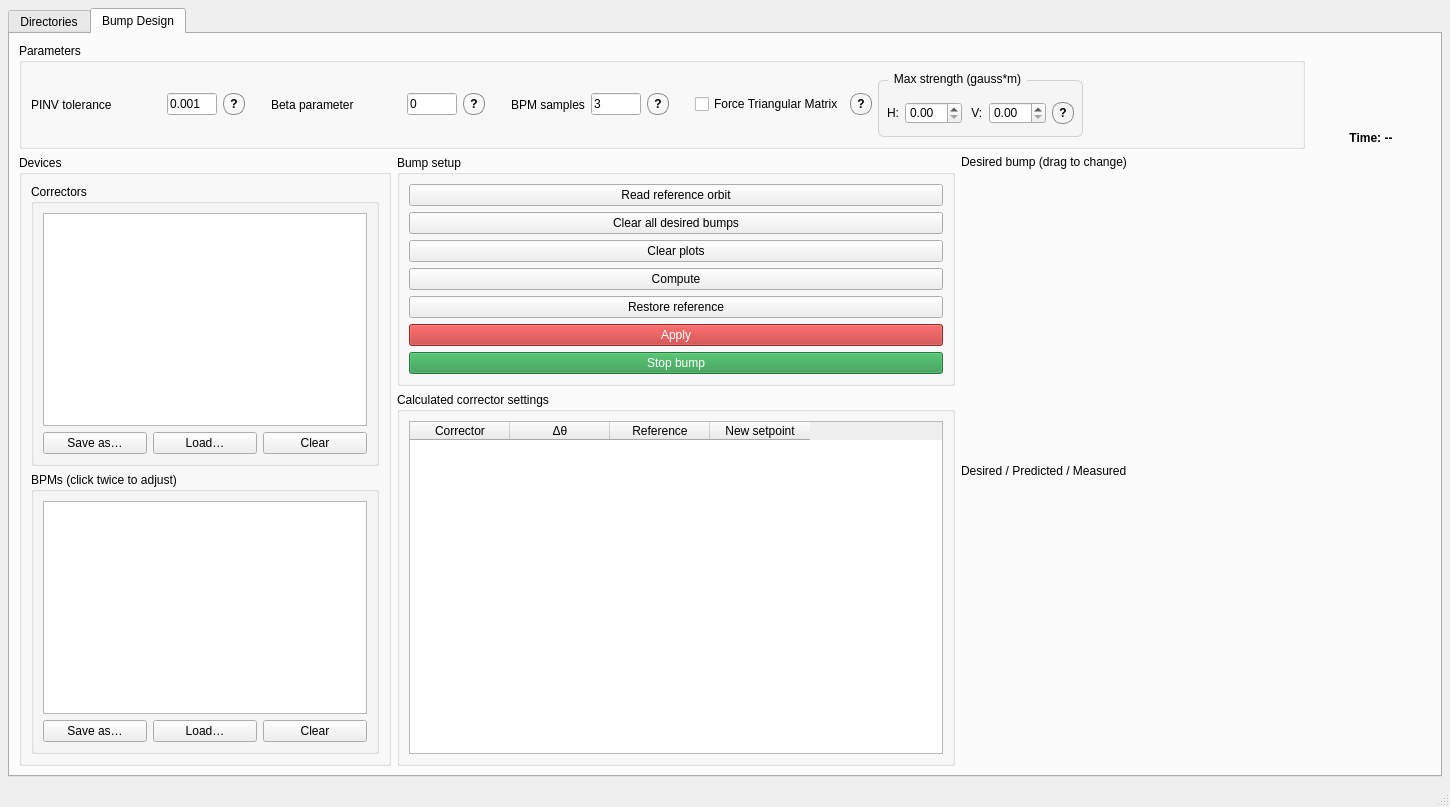
Above: UI files/BumpsApplication_GUI.ui from flight-simulator-framework/orbit-bump before the change. Below: the same form after it.
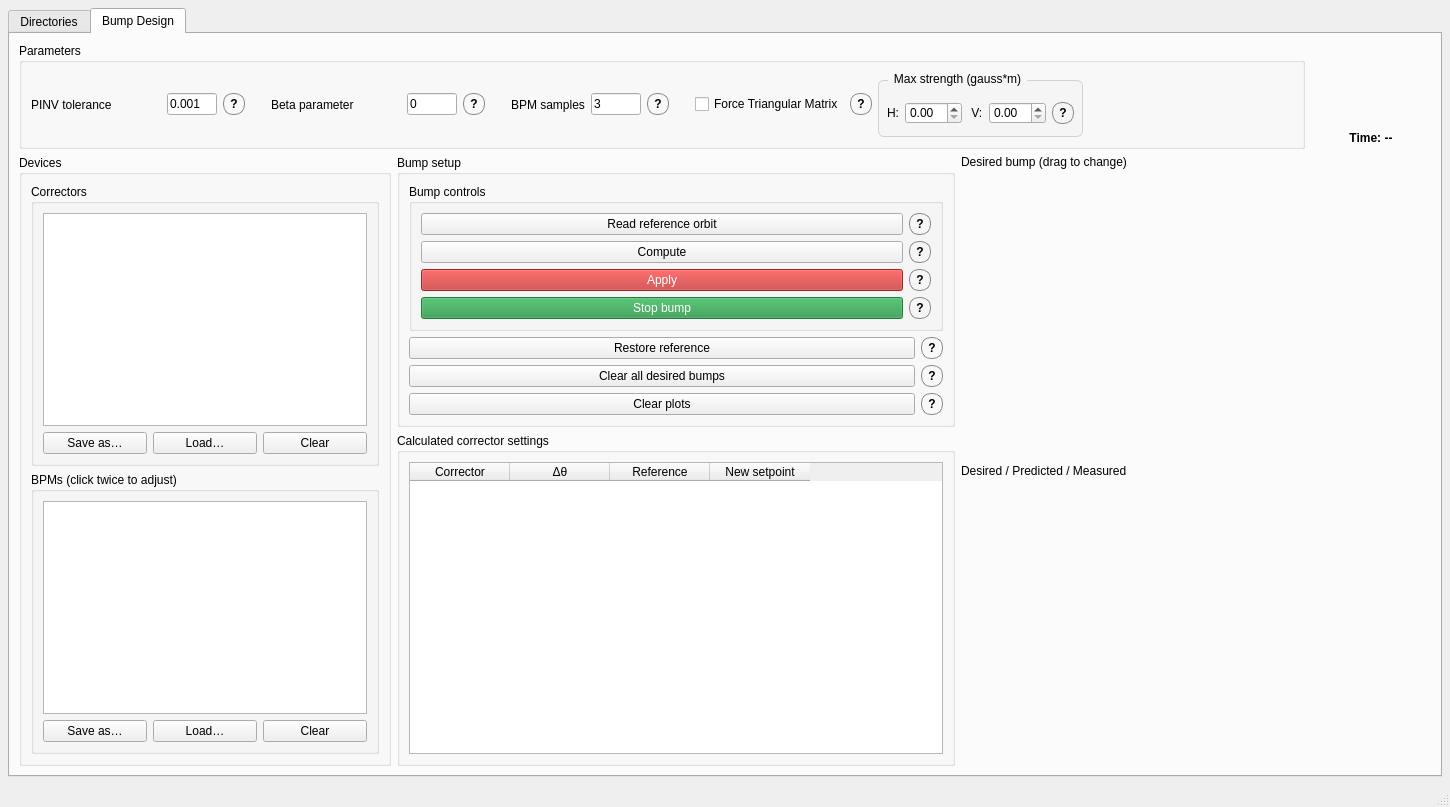
That is the form after the change.

Commit message: Fix jitter subtraction. Add the logic that helps the Bump Excitation even when the corrector hits a limit.

The edit to the form file:
```diff
--- a/UI files/BumpsApplication_GUI.ui
+++ b/UI files/BumpsApplication_GUI.ui
@@ -899,27 +899,56 @@
               </property>
               <layout class="QVBoxLayout" name="bump_setup_layout">
                <item>
+                <widget class="QGroupBox" name="bumpControlsGroup">
+                 <property name="title">
+                  <string>Bump controls</string>
+                 </property>
+                 <layout class="QGridLayout" name="bump_controls_layout">
+                  <item row="0" column="0">
                 <widget class="QPushButton" name="read_reference_button">
                  <property name="text">
                   <string>Read reference orbit</string>
                  </property>
                 </widget>
                </item>
-               <item>
-                <widget class="QPushButton" name="clear_targets_button">
-                 <property name="text">
-                  <string>Clear all desired bumps</string>
-                 </property>
-                </widget>
-               </item>
-               <item>
-                <widget class="QPushButton" name="clear_plots_button">
+                  <item row="0" column="1">
+                   <widget class="QToolButton" name="read_reference_tooltip">
+                    <property name="minimumSize">
+                     <size><width>22</width><height>22</height></size>
+                    </property>
+                    <property name="maximumSize">
+                     <size><width>22</width><height>22</height></size>
+                    </property>
+                    <property name="focusPolicy">
+                     <enum>Qt::NoFocus</enum>
+                    </property>
+                    <property name="toolTip">
+                     <string>&lt;html&gt;&lt;body&gt;&lt;p&gt;Read the reference orbit by clicking &lt;b&gt;Read reference orbit&lt;/b&gt;. It reads all BPMs and saves the selected BPM readings as a fixed reference.&lt;/p&gt;&lt;p&gt;Live BPM readings keep refreshing every few seconds. The bump is computed relative to that reference orbit.&lt;/p&gt;&lt;/body&gt;&lt;/html&gt;</string>
+                    </property>
+                    <property name="styleSheet">
+                     <string notr="true">QToolButton#read_reference_tooltip {
+                     border: 1px solid #888;
+                     border-radius: 10px;
+                     min-width: 20px;
+                     max-width: 20px;
+                     min-height: 20px;
+                     max-height: 20px;
+                     padding: 0px;
+                     font-weight: bold;
+                 }
+                 QToolButton#read_reference_tooltip:hover {
+                     background-color: #e6e6e6;
+                 }</string>
+                    </property>
                  <property name="text">
-                  <string>Clear plots</string>
-                 </property>
-                </widget>
-               </item>
-               <item>
+                     <string>?</string>
+                    </property>
+                    <property name="autoRaise">
+                     <bool>true</bool>
+                    </property>
+                   </widget>
+                  </item>
+                  <item row="1" column="0">
                 <widget class="QPushButton" name="compute_button">
                  <property name="enabled">
                   <bool>true</bool>
@@ -929,17 +958,44 @@
                  </property>
                 </widget>
                </item>
-               <item>
-                <widget class="QPushButton" name="restore_button">
-                 <property name="enabled">
-                  <bool>true</bool>
+                  <item row="1" column="1">
+                   <widget class="QToolButton" name="compute_tooltip">
+                    <property name="minimumSize">
+                     <size><width>22</width><height>22</height></size>
+                    </property>
+                    <property name="maximumSize">
+                     <size><width>22</width><height>22</height></size>
+                    </property>
+                    <property name="focusPolicy">
+                     <enum>Qt::NoFocus</enum>
+                    </property>
+                    <property name="toolTip">
+                     <string>&lt;html&gt;&lt;body&gt;&lt;p&gt;After reading the reference orbit and setting the desired bump, click &lt;b&gt;Compute&lt;/b&gt; to calculate the corrector changes using the selected correctors, BPMs and loaded response-matrix data.&lt;/p&gt;&lt;p&gt;Review the calculated corrector settings and predicted orbit before clicking &lt;b&gt;Apply&lt;/b&gt;.&lt;/p&gt;&lt;/body&gt;&lt;/html&gt;</string>
+                    </property>
+                    <property name="styleSheet">
+                     <string notr="true">QToolButton#compute_tooltip {
+                     border: 1px solid #888;
+                     border-radius: 10px;
+                     min-width: 20px;
+                     max-width: 20px;
+                     min-height: 20px;
+                     max-height: 20px;
+                     padding: 0px;
+                     font-weight: bold;
+                 }
+                 QToolButton#compute_tooltip:hover {
+                     background-color: #e6e6e6;
+                 }</string>
                  </property>
                  <property name="text">
-                  <string>Restore reference</string>
+                     <string>?</string>
+                    </property>
+                    <property name="autoRaise">
+                     <bool>true</bool>
                  </property>
                 </widget>
                </item>
-               <item>
+                  <item row="2" column="0">
                 <widget class="QPushButton" name="apply_button">
                  <property name="enabled">
                   <bool>false</bool>
@@ -958,7 +1014,44 @@
                  </property>
                 </widget>
                </item>
-               <item>
+                  <item row="2" column="1">
+                   <widget class="QToolButton" name="apply_tooltip">
+                    <property name="minimumSize">
+                     <size><width>22</width><height>22</height></size>
+                    </property>
+                    <property name="maximumSize">
+                     <size><width>22</width><height>22</height></size>
+                    </property>
+                    <property name="focusPolicy">
+                     <enum>Qt::NoFocus</enum>
+                    </property>
+                    <property name="toolTip">
+                     <string>&lt;html&gt;&lt;body&gt;&lt;p&gt;Click &lt;b&gt;Apply&lt;/b&gt; to send the calculated settings to the correctors and start iteratively adjusting the orbit towards the desired bump.&lt;/p&gt;&lt;p&gt;The application measures the orbit and recomputes the correction between iterations. Click &lt;b&gt;Stop bump&lt;/b&gt; to interrupt the process.&lt;/p&gt;&lt;/body&gt;&lt;/html&gt;</string>
+                    </property>
+                    <property name="styleSheet">
+                     <string notr="true">QToolButton#apply_tooltip {
+                     border: 1px solid #888;
+                     border-radius: 10px;
+                     min-width: 20px;
+                     max-width: 20px;
+                     min-height: 20px;
+                     max-height: 20px;
+                     padding: 0px;
+                     font-weight: bold;
+                 }
+                 QToolButton#apply_tooltip:hover {
+                     background-color: #e6e6e6;
+                 }</string>
+                    </property>
+                    <property name="text">
+                     <string>?</string>
+                    </property>
+                    <property name="autoRaise">
+                     <bool>true</bool>
+                    </property>
+                   </widget>
+                  </item>
+                  <item row="3" column="0">
                 <widget class="QPushButton" name="stop_bump_button">
                  <property name="enabled">
                   <bool>false</bool>
@@ -976,6 +1069,185 @@
                   <string>Stop bump</string>
                  </property>
                 </widget>
+                  </item>
+                   <item row="3" column="1">
+                    <widget class="QToolButton" name="stop_bump_tooltip">
+                     <property name="minimumSize">
+                      <size><width>22</width><height>22</height></size>
+                     </property>
+                     <property name="maximumSize">
+                      <size><width>22</width><height>22</height></size>
+                     </property>
+                     <property name="focusPolicy">
+                      <enum>Qt::NoFocus</enum>
+                     </property>
+                     <property name="toolTip">
+                      <string>Stop the iterative bump correction. The correctors keep their current settings; use Restore reference to return to the saved reference settings.</string>
+                     </property>
+                     <property name="styleSheet">
+                      <string notr="true">QToolButton#stop_bump_tooltip {
+                      border: 1px solid #888;
+                      border-radius: 10px;
+                      min-width: 20px;
+                      max-width: 20px;
+                      min-height: 20px;
+                      max-height: 20px;
+                      padding: 0px;
+                      font-weight: bold;
+                  }
+                  QToolButton#stop_bump_tooltip:hover {
+                      background-color: #e6e6e6;
+                  }</string>
+                     </property>
+                     <property name="text">
+                      <string>?</string>
+                     </property>
+                     <property name="autoRaise">
+                      <bool>true</bool>
+                     </property>
+                    </widget>
+                   </item>
+                 </layout>
+                </widget>
+               </item>
+               <item>
+                <layout class="QGridLayout" name="bump_auxiliary_controls_layout">
+                 <item row="0" column="0">
+                  <widget class="QPushButton" name="restore_button">
+                   <property name="enabled">
+                    <bool>true</bool>
+                   </property>
+                   <property name="text">
+                    <string>Restore reference</string>
+                   </property>
+                  </widget>
+                 </item>
+                  <item row="0" column="1">
+                   <widget class="QToolButton" name="restore_tooltip">
+                    <property name="minimumSize">
+                     <size><width>22</width><height>22</height></size>
+                    </property>
+                    <property name="maximumSize">
+                     <size><width>22</width><height>22</height></size>
+                    </property>
+                    <property name="focusPolicy">
+                     <enum>Qt::NoFocus</enum>
+                    </property>
+                    <property name="toolTip">
+                     <string>Restore the corrector settings saved when Read reference orbit was clicked.</string>
+                    </property>
+                    <property name="styleSheet">
+                     <string notr="true">QToolButton#restore_tooltip {
+                     border: 1px solid #888;
+                     border-radius: 10px;
+                     min-width: 20px;
+                     max-width: 20px;
+                     min-height: 20px;
+                     max-height: 20px;
+                     padding: 0px;
+                     font-weight: bold;
+                 }
+                 QToolButton#restore_tooltip:hover {
+                     background-color: #e6e6e6;
+                 }</string>
+                    </property>
+                    <property name="text">
+                     <string>?</string>
+                    </property>
+                    <property name="autoRaise">
+                     <bool>true</bool>
+                    </property>
+                   </widget>
+                  </item>
+                 <item row="1" column="0">
+                  <widget class="QPushButton" name="clear_targets_button">
+                   <property name="text">
+                    <string>Clear all desired bumps</string>
+                   </property>
+                  </widget>
+                 </item>
+                  <item row="1" column="1">
+                   <widget class="QToolButton" name="clear_targets_tooltip">
+                    <property name="minimumSize">
+                     <size><width>22</width><height>22</height></size>
+                    </property>
+                    <property name="maximumSize">
+                     <size><width>22</width><height>22</height></size>
+                    </property>
+                    <property name="focusPolicy">
+                     <enum>Qt::NoFocus</enum>
+                    </property>
+                    <property name="toolTip">
+                     <string>Remove all desired bump offsets. The desired orbit returns to the reference orbit; corrector settings are unchanged.</string>
+                    </property>
+                    <property name="styleSheet">
+                     <string notr="true">QToolButton#clear_targets_tooltip {
+                     border: 1px solid #888;
+                     border-radius: 10px;
+                     min-width: 20px;
+                     max-width: 20px;
+                     min-height: 20px;
+                     max-height: 20px;
+                     padding: 0px;
+                     font-weight: bold;
+                 }
+                 QToolButton#clear_targets_tooltip:hover {
+                     background-color: #e6e6e6;
+                 }</string>
+                    </property>
+                    <property name="text">
+                     <string>?</string>
+                    </property>
+                    <property name="autoRaise">
+                     <bool>true</bool>
+                    </property>
+                   </widget>
+                  </item>
+                 <item row="2" column="0">
+                  <widget class="QPushButton" name="clear_plots_button">
+                   <property name="text">
+                    <string>Clear plots</string>
+                   </property>
+                  </widget>
+                 </item>
+                  <item row="2" column="1">
+                   <widget class="QToolButton" name="clear_plots_tooltip">
+                    <property name="minimumSize">
+                     <size><width>22</width><height>22</height></size>
+                    </property>
+                    <property name="maximumSize">
+                     <size><width>22</width><height>22</height></size>
+                    </property>
+                    <property name="focusPolicy">
+                     <enum>Qt::NoFocus</enum>
+                    </property>
+                    <property name="toolTip">
+                     <string>Clear both orbit plots. The saved reference, desired bump targets and corrector settings are unchanged; live readings redraw the plots on the next refresh.</string>
+                    </property>
+                    <property name="styleSheet">
+                     <string notr="true">QToolButton#clear_plots_tooltip {
+                     border: 1px solid #888;
+                     border-radius: 10px;
+                     min-width: 20px;
+                     max-width: 20px;
+                     min-height: 20px;
+                     max-height: 20px;
+                     padding: 0px;
+                     font-weight: bold;
+                 }
+                 QToolButton#clear_plots_tooltip:hover {
+                     background-color: #e6e6e6;
+                 }</string>
+                    </property>
+                    <property name="text">
+                     <string>?</string>
+                    </property>
+                    <property name="autoRaise">
+                     <bool>true</bool>
+                    </property>
+                   </widget>
+                  </item>
+                </layout>
                </item>
               </layout>
              </widget>
```
Left out of the diff: 2 changed lines with no effect on the pictures. Lines whose indentation alone changed are shown as unchanged. The commit also changes 3 other files.
